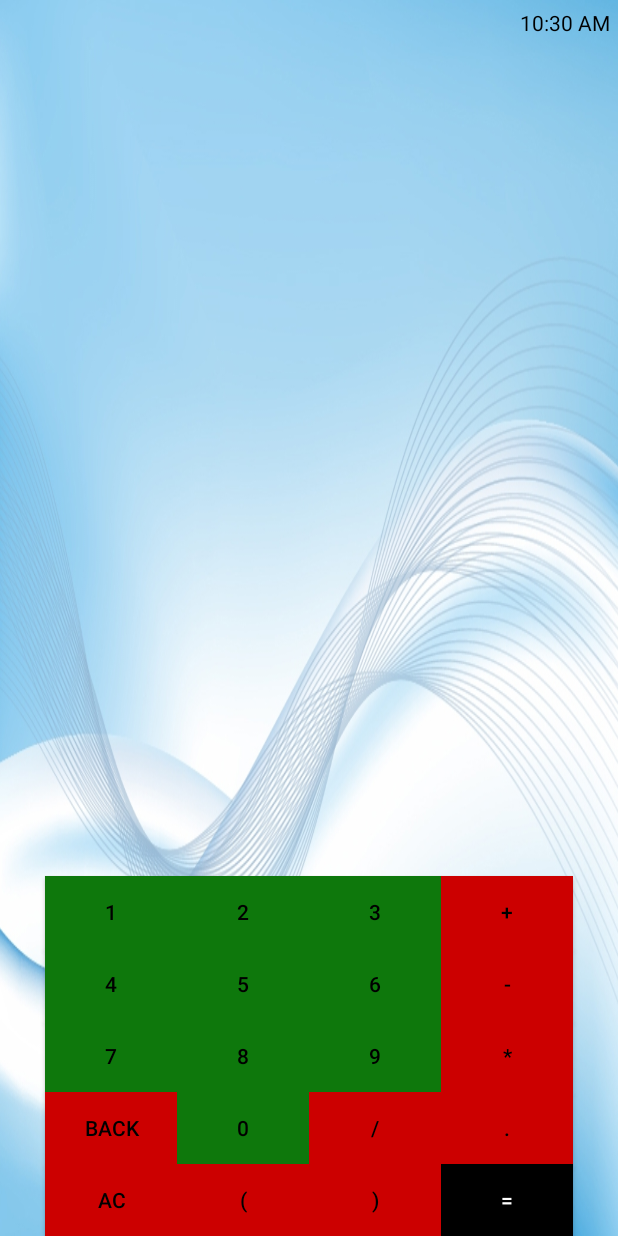
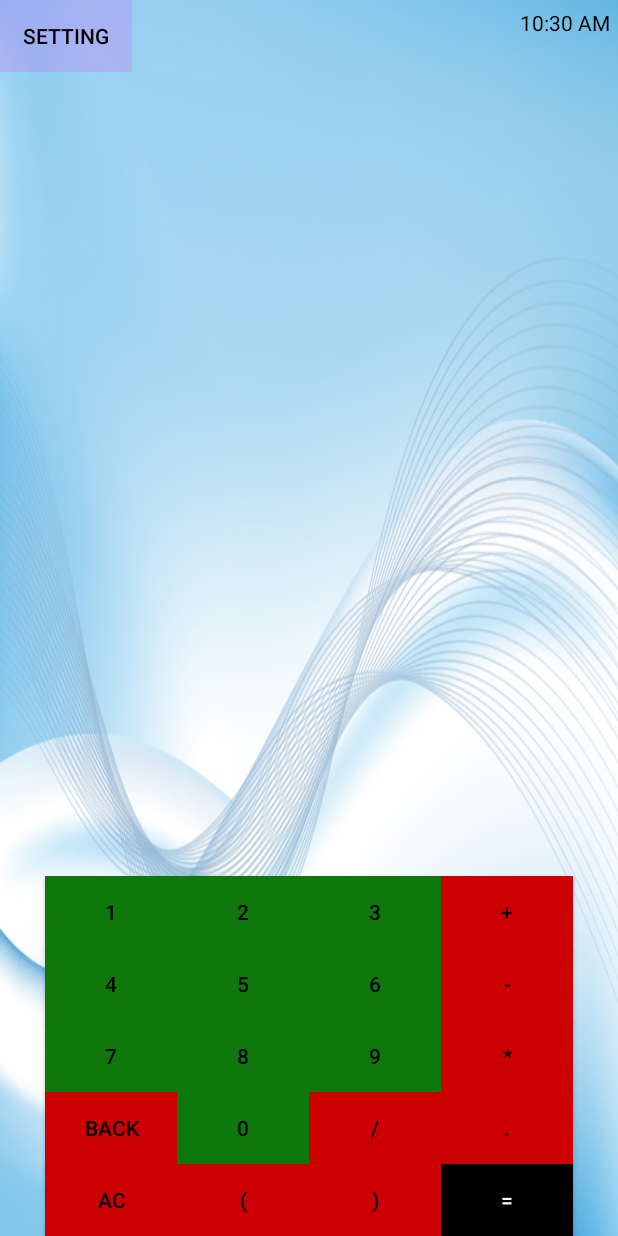
Before and after one commit to Colt1985/AndroidBase, an Android app: the screen it shows after launch (MainActivity), on a phone screen of 412 x 824 dp. Run offline under Robolectric (Android 15) with nearby library versions, the phone set to English and light mode, and no system bars.

Commit message:
добавлено переключение темы

```diff
--- a/app/src/main/AndroidManifest.xml
+++ b/app/src/main/AndroidManifest.xml
@@ -9,6 +9,7 @@
         android:roundIcon="@drawable/icon"
         android:supportsRtl="true"
         android:theme="@style/Theme.HomeWork_2">
+        <activity android:name=".Settings"></activity>
         <activity android:name=".MainActivity">
             <intent-filter>
                 <action android:name="android.intent.action.MAIN" />
--- a/app/src/main/java/com/example/homework_2/MainActivity.kt
+++ b/app/src/main/java/com/example/homework_2/MainActivity.kt
@@ -1,5 +1,6 @@
 package com.example.homework_2
 
+import android.content.Intent
 import android.os.Bundle
 import android.util.Log
 import androidx.appcompat.app.AppCompatActivity
@@ -13,6 +14,7 @@ open class MainActivity : AppCompatActivity() {
         super.onCreate(savedInstanceState)
         setContentView(R.layout.activity_main)
         calcView()
+        settingsOpen()
     }
 
     fun calcView() {
@@ -68,6 +70,13 @@ open class MainActivity : AppCompatActivity() {
         tv_editText.append(str)
     }
 
+    fun settingsOpen() {
+        bt_setting.setOnClickListener {
+            val runSettings = Intent(this, Settings::class.java)
+            startActivity(runSettings)
+        }
+    }
+
     override fun onSaveInstanceState(savedInstanceState: Bundle) {
         savedInstanceState.run {
             putString("KEY", tv_editText.text.toString())
--- a/app/src/main/res/layout-land/activity_main.xml
+++ b/app/src/main/res/layout-land/activity_main.xml
@@ -168,4 +168,11 @@
         android:text="@string/break_close"
         app:layout_constraintStart_toEndOf="@+id/bt_break_open"
         app:layout_constraintTop_toBottomOf="@+id/bt_button_split" />
+
+    <Button
+        android:id="@+id/bt_setting"
+        style="@style/SettingButton"
+        android:text="@string/setting"
+        app:layout_constraintStart_toStartOf="parent"
+        app:layout_constraintTop_toTopOf="parent" />
 </androidx.constraintlayout.widget.ConstraintLayout>
--- a/app/src/main/res/layout/activity_main.xml
+++ b/app/src/main/res/layout/activity_main.xml
@@ -98,7 +98,9 @@
         android:ellipsize="end"
         android:gravity="end"
         android:textSize="@dimen/ts_edit"
-        app:layout_constraintBottom_toTopOf="@+id/bt_button_2" />
+        app:layout_constraintBottom_toTopOf="@+id/bt_button_2"
+        app:layout_constraintEnd_toEndOf="parent"
+        app:layout_constraintStart_toStartOf="parent" />
 
     <Button
         android:id="@+id/bt_equals"
@@ -169,4 +171,11 @@
         android:text="@string/break_close"
         app:layout_constraintBottom_toBottomOf="@+id/bt_equals"
         app:layout_constraintEnd_toStartOf="@+id/bt_equals" />
+
+    <Button
+        android:id="@+id/bt_setting"
+        style="@style/SettingButton"
+        android:text="@string/setting"
+        app:layout_constraintStart_toStartOf="parent"
+        app:layout_constraintTop_toTopOf="parent" />
 </androidx.constraintlayout.widget.ConstraintLayout>
--- /dev/null
+++ b/app/src/main/res/values-night/strings.xml
@@ -0,0 +1,5 @@
+<?xml version="1.0" encoding="utf-8"?>
+<resources>
+    <string name="setting">setting</string>
+    <string name="dark">Dark</string>
+</resources>
--- a/app/src/main/res/values-night/themes.xml
+++ b/app/src/main/res/values-night/themes.xml
@@ -49,6 +49,22 @@
         <item name="android:layout_width">match_parent</item>
         <item name="android:layout_height">wrap_content</item>
     </style>
+
+    <style name="SettingButton">
+        <item name="android:textColor">@color/gray</item>
+        <item name="android:background">@color/material_on_background_disabled</item>
+        <item name="android:layout_width">wrap_content</item>
+        <item name="android:layout_height">wrap_content</item>
+    </style>
+
+    <style name="SwitchButton">
+        <item name="android:textColor">@color/gray</item>
+        <item name="android:background">@color/material_on_background_disabled</item>
+        <item name="android:text">@string/bright</item>
+        <item name="android:layout_width">wrap_content</item>
+        <item name="android:layout_height">wrap_content</item>
+    </style>
+
     <style name="DigClock">
         <item name="android:textColor">@color/gray</item>
         <item name="android:layout_width">wrap_content</item>
--- a/app/src/main/res/values/strings.xml
+++ b/app/src/main/res/values/strings.xml
@@ -13,4 +13,7 @@
     <string name="break_close">)</string>
     <string name="dot">.</string>
     <string name="Error">Error</string>
+    <string name="setting">setting</string>
+    <string name="dark">Dark</string>
+    <string name="bright">bright</string>
 </resources>
--- a/app/src/main/res/values/themes.xml
+++ b/app/src/main/res/values/themes.xml
@@ -24,6 +24,21 @@
     <style name="NumberButton">
         <item name="android:textColor">@color/black</item>
         <item name="android:background">#0e780c</item>
+        <item name="android:layout_width">wrap_content</item>
+        <item name="android:layout_height">wrap_content</item>
+    </style>
+
+    <style name="SettingButton">
+        <item name="android:textColor">@color/black</item>
+        <item name="android:background">@color/material_on_background_disabled</item>
+        <item name="android:layout_width">wrap_content</item>
+        <item name="android:layout_height">wrap_content</item>
+    </style>
+
+    <style name="SwitchButton">
+        <item name="android:textColor">@color/black</item>
+        <item name="android:background">@color/material_on_background_disabled</item>
+        <item name="android:text">@string/dark</item>
         <item name="android:layout_width">wrap_content</item>
         <item name="android:layout_height">wrap_content</item>
     </style>
```
Also changed, not shown: app/src/main/java/com/example/homework_2/Settings.kt (added, +24 -0 lines), app/src/main/res/layout/activity_settings.xml (added, +19 -0 lines), 1 other file.
